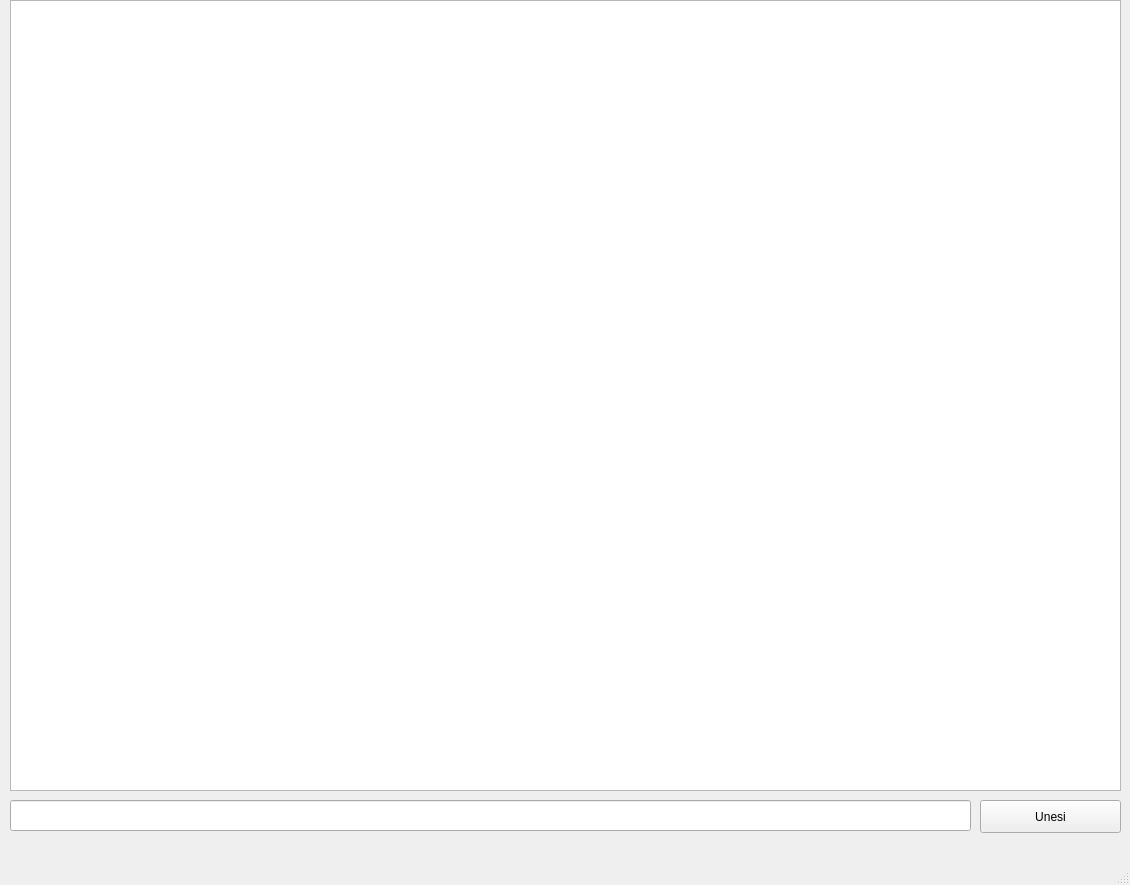
Qt form mainwindow.ui (GavriloJovanovic/QTMChess) before a commit.
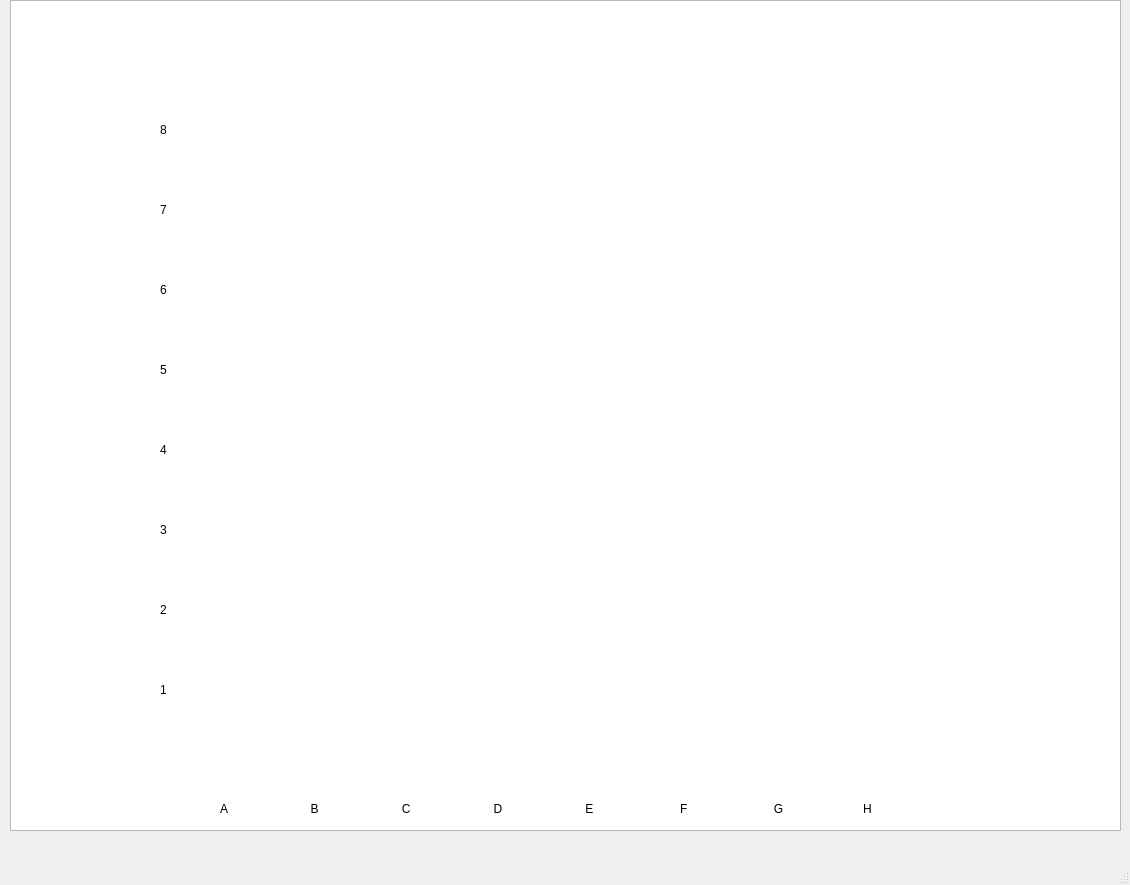
The same form after that commit.

Diff of the .ui file:
```diff
--- a/mainwindow.ui
+++ b/mainwindow.ui
@@ -14,39 +14,42 @@
    <string>MainWindow</string>
   </property>
   <widget class="QWidget" name="centralwidget">
-   <widget class="QLineEdit" name="lineEdit">
-    <property name="geometry">
-     <rect>
-      <x>10</x>
-      <y>800</y>
-      <width>961</width>
-      <height>31</height>
-     </rect>
-    </property>
-   </widget>
-   <widget class="QPushButton" name="pushButton">
-    <property name="geometry">
-     <rect>
-      <x>980</x>
-      <y>800</y>
-      <width>141</width>
-      <height>33</height>
-     </rect>
-    </property>
-    <property name="text">
-     <string>Unesi</string>
-    </property>
-   </widget>
    <widget class="QGraphicsView" name="graphicsView">
     <property name="geometry">
      <rect>
       <x>10</x>
       <y>0</y>
       <width>1111</width>
-      <height>791</height>
+      <height>831</height>
      </rect>
     </property>
    </widget>
+   <widget class="QLabel" name="Letters">
+    <property name="geometry">
+     <rect>
+      <x>220</x>
+      <y>800</y>
+      <width>861</width>
+      <height>17</height>
+     </rect>
+    </property>
+    <property name="text">
+     <string>A                         B                         C                         D                         E                          F                          G                        H</string>
+    </property>
+   </widget>
+   <widget class="QLabel" name="label">
+    <property name="geometry">
+     <rect>
+      <x>160</x>
+      <y>0</y>
+      <width>67</width>
+      <height>821</height>
+     </rect>
+    </property>
+    <property name="text">
+     <string>&lt;html&gt;&lt;head/&gt;&lt;body&gt;&lt;p&gt;8&lt;/p&gt;&lt;p&gt;&lt;br/&gt;&lt;br/&gt;&lt;/p&gt;&lt;p&gt;7&lt;/p&gt;&lt;p&gt;&lt;br/&gt;&lt;br/&gt;&lt;/p&gt;&lt;p&gt;6&lt;/p&gt;&lt;p&gt;&lt;br/&gt;&lt;br/&gt;&lt;/p&gt;&lt;p&gt;5&lt;/p&gt;&lt;p&gt;&lt;br/&gt;&lt;br/&gt;&lt;/p&gt;&lt;p&gt;4&lt;/p&gt;&lt;p&gt;&lt;br/&gt;&lt;br/&gt;&lt;/p&gt;&lt;p&gt;3&lt;/p&gt;&lt;p&gt;&lt;br/&gt;&lt;br/&gt;&lt;/p&gt;&lt;p&gt;2&lt;/p&gt;&lt;p&gt;&lt;br/&gt;&lt;br/&gt;&lt;/p&gt;&lt;p&gt;1&lt;/p&gt;&lt;/body&gt;&lt;/html&gt;</string>
+    </property>
+   </widget>
   </widget>
   <widget class="QMenuBar" name="menubar">
    <property name="geometry">
```
Left out of the diff: 2 changed lines with no effect on the pictures.
